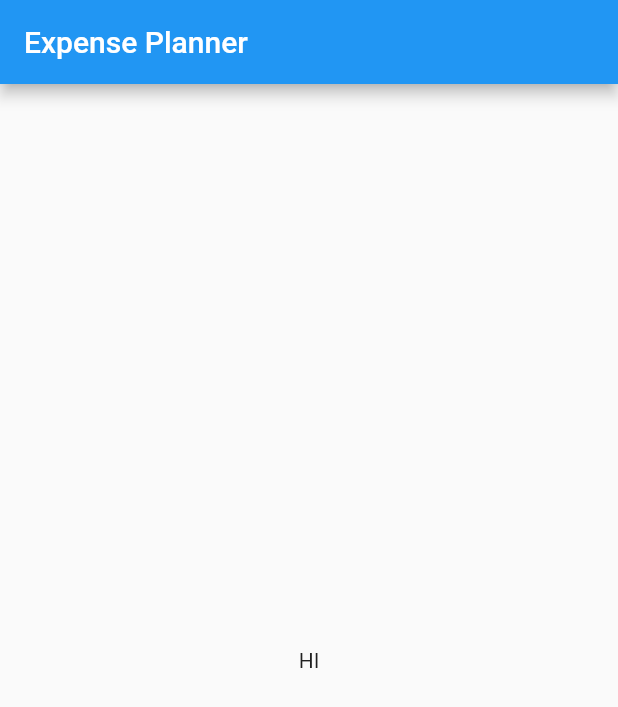
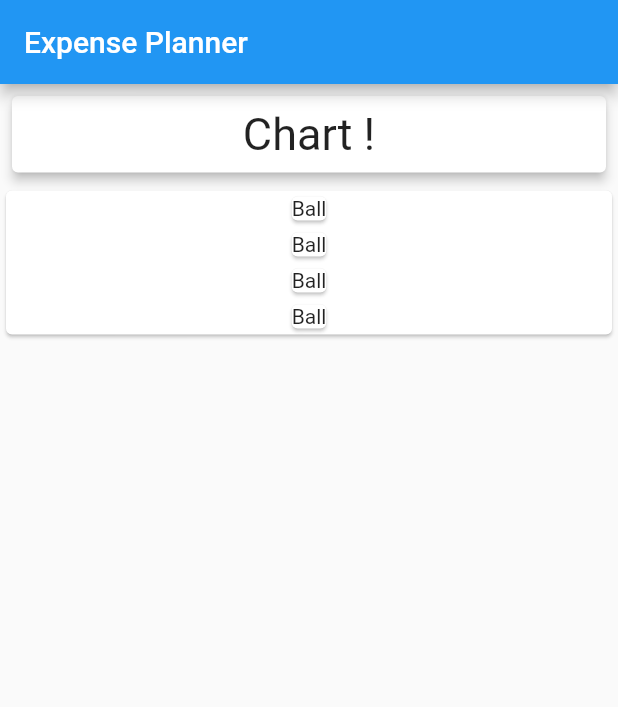
Before and after one commit to FadyFouad/expnse_planner_app, a Flutter app: the screen it shows after launch, on a phone screen of 412 x 824 dp. Shown: the top 707 px of the screen. Run offline on Flutter 3.47's test engine with Material 2 defaults, Android fonts, the phone set to English and light mode, and no system bars.

Commit message:
List of transactions

```diff
--- a/lib/main.dart
+++ b/lib/main.dart
@@ -1,3 +1,4 @@
+import 'package:expnse_planner_app/transaction.dart';
 import 'package:flutter/material.dart';
 
 void main() => runApp(MyApp());
@@ -17,17 +18,49 @@ class MyApp extends StatelessWidget {
 }
 
 class MyHomePage extends StatelessWidget {
+  final List<Transaction> transactions = [
+    Transaction(id: '1', amount: 9.99, title: 'Ball', date: DateTime.now()),
+    Transaction(id: '2', amount: 12.99, title: 'Ball', date: DateTime.now()),
+    Transaction(id: '3', amount: 29.99, title: 'Ball', date: DateTime.now()),
+    Transaction(id: '4', amount: 3.99, title: 'Ball', date: DateTime.now())
+  ];
+
   @override
   Widget build(BuildContext context) {
     return Scaffold(
-      appBar: AppBar(
-        title: Text('Expense Planner'),
-      ),
-      body: Center(
-          child:Container(
-            child: Text("HI"),
-          )
-      ),
-    );
+        appBar: AppBar(
+          title: Text('Expense Planner'),
+        ),
+        body: Column(
+          children: <Widget>[
+            Card(
+              child: Container(
+                width: double.infinity,
+                padding: EdgeInsets.all(8),
+                child: Text(
+                  'Chart !',
+                  textAlign: TextAlign.center,
+                  style: TextStyle(
+                    fontSize: 30,
+                  ),
+                ),
+              ),
+              elevation: 3,
+              margin: EdgeInsets.all(8),
+            ),
+            Container(
+              width: double.infinity,
+              child: Card(
+                child: Column(
+                  children: transactions.map((transaction) {
+                    return Card(
+                      child: Text(transaction.title),
+                    );
+                  }).toList(),
+                ),
+              ),
+            ),
+          ],
+        ));
   }
 }
--- /dev/null
+++ b/lib/transaction.dart
@@ -0,0 +1,12 @@
+///****************************************************
+///*** Created by Fady Fouad on 30-Dec-19 at 21:18.***
+///***************************************************/
+
+class Transaction {
+  final String id;
+  final String title;
+  final double amount;
+  final DateTime date;
+
+  Transaction({this.id, this.title, this.amount, this.date});
+}
```
